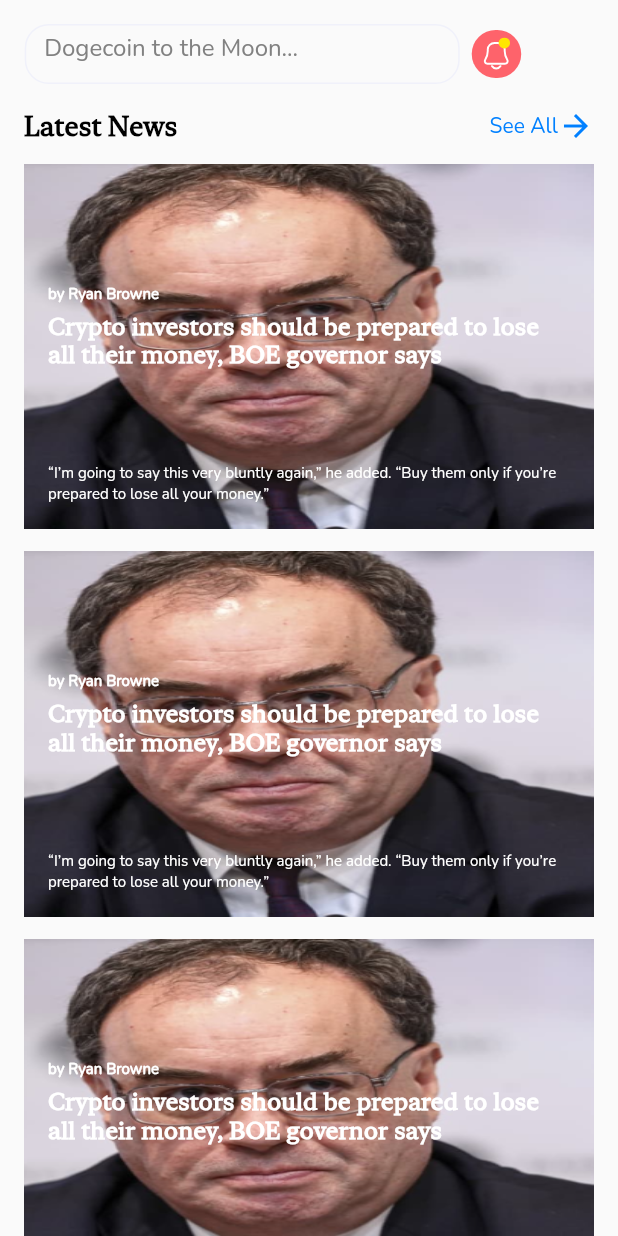
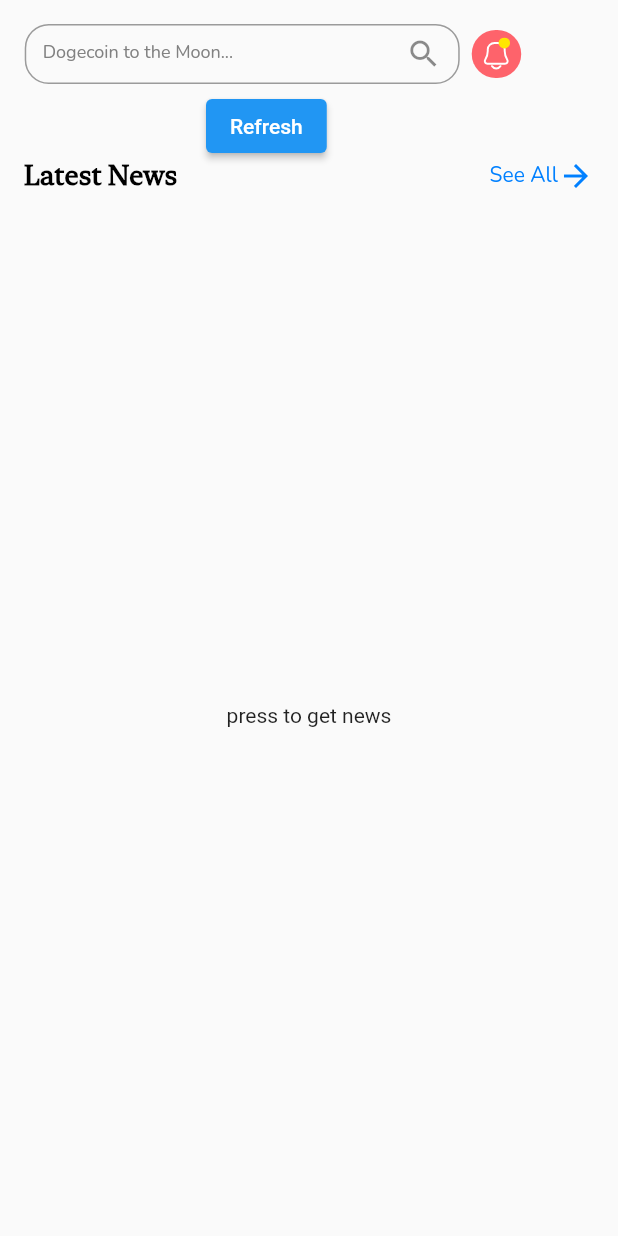
Before and after one commit to AhmedEmad66/News-App, a Flutter app: the screen it shows after launch, on a phone screen of 412 x 824 dp. Run offline on Flutter 3.47's test engine with Material 2 defaults, Android fonts, the phone set to English and light mode, and no system bars; our stand-ins replace bloc, flutter_bloc, flutter_svg.

Commit message:
fetching data from api

```diff
--- /dev/null
+++ b/lib/Data/Cubits/AllNewsCubit/all_news_cubit.dart
@@ -0,0 +1,23 @@
+import 'package:bloc/bloc.dart';
+import 'package:meta/meta.dart';
+import 'package:news_app/Data/Repositories/all_news_repo.dart';
+
+import '../../Models/all_news/all_news.dart';
+
+part 'all_news_state.dart';
+
+class AllNewsCubit extends Cubit<AllNewsState> {
+  AllNewsCubit() : super(AllNewsInitial());
+
+  getAllNews() {
+    emit(AllNewsLoading());
+
+    AllNewsRepo().getAllNews().then((value) {
+      if (value != null) {
+        emit(AllNewsSuccess(ourResponse: value));
+      } else {
+        emit(AllNewsError());
+      }
+    });
+  }
+}
--- /dev/null
+++ b/lib/Data/Cubits/AllNewsCubit/all_news_state.dart
@@ -0,0 +1,15 @@
+part of 'all_news_cubit.dart';
+
+@immutable
+abstract class AllNewsState {}
+
+class AllNewsInitial extends AllNewsState {}
+
+class AllNewsLoading extends AllNewsState {}
+
+class AllNewsSuccess extends AllNewsState {
+  final AllNews ourResponse;
+  AllNewsSuccess({required this.ourResponse});
+}
+
+class AllNewsError extends AllNewsState {}
--- /dev/null
+++ b/lib/Data/Models/all_news/all_news.dart
@@ -0,0 +1,37 @@
+import 'package:collection/collection.dart';
+
+import 'article.dart';
+
+class AllNews {
+  String? status;
+  int? totalResults;
+  List<Article>? articles;
+
+  AllNews({this.status, this.totalResults, this.articles});
+
+  factory AllNews.fromJson(Map<String, dynamic> json) => AllNews(
+        status: json['status'] as String?,
+        totalResults: json['totalResults'] as int?,
+        articles: (json['articles'] as List<dynamic>?)
+            ?.map((e) => Article.fromJson(e as Map<String, dynamic>))
+            .toList(),
+      );
+
+  Map<String, dynamic> toJson() => {
+        'status': status,
+        'totalResults': totalResults,
+        'articles': articles?.map((e) => e.toJson()).toList(),
+      };
+
+  @override
+  bool operator ==(Object other) {
+    if (identical(other, this)) return true;
+    if (other is! AllNews) return false;
+    final mapEquals = const DeepCollectionEquality().equals;
+    return mapEquals(other.toJson(), toJson());
+  }
+
+  @override
+  int get hashCode =>
+      status.hashCode ^ totalResults.hashCode ^ articles.hashCode;
+}
--- a/lib/main.dart
+++ b/lib/main.dart
@@ -1,5 +1,7 @@
 import 'package:flutter/material.dart';
-import 'package:weather_app/screens/home_page.dart';
+import 'package:flutter_bloc/flutter_bloc.dart';
+import 'package:news_app/Data/Cubits/AllNewsCubit/all_news_cubit.dart';
+import 'package:news_app/screens/home_page.dart';
 
 void main() {
   runApp(const MyApp());
@@ -10,9 +12,16 @@ class MyApp extends StatelessWidget {
 
   @override
   Widget build(BuildContext context) {
-    return  MaterialApp(
-      debugShowCheckedModeBanner: false,
-      home: HomePage(),
+    return MultiBlocProvider(
+      providers: [
+        BlocProvider(
+          create: (context) => AllNewsCubit(),
+        ),
+      ],
+      child: MaterialApp(
+        debugShowCheckedModeBanner: false,
+        home: HomePage(),
+      ),
     );
   }
 }
--- a/lib/screens/home_page.dart
+++ b/lib/screens/home_page.dart
@@ -1,22 +1,16 @@
 import 'package:flutter/material.dart';
+import 'package:flutter_bloc/flutter_bloc.dart';
 import 'package:flutter_svg/svg.dart';
+import 'package:news_app/Data/Cubits/AllNewsCubit/all_news_cubit.dart';
+import 'package:news_app/Data/Models/all_news/all_news.dart';
 
 import '../res/my_colors.dart';
 import '../res/my_strings.dart';
 import 'details_page.dart';
 
 class HomePage extends StatelessWidget {
-  HomePage({super.key});
-  List<String> info = [
-    "",
-    "",
-    "",
-    "",
-    "",
-    "",
-    "",
-    "",
-  ];
+  const HomePage({super.key});
+
   @override
   Widget build(BuildContext context) {
     final size = MediaQuery.of(context).size;
@@ -25,39 +19,206 @@ class HomePage extends StatelessWidget {
         body: Stack(
           children: [
             Positioned(
+              top: 130,
+              left: 16,
+              right: 16,
+              bottom: 0,
+              child: BlocBuilder<AllNewsCubit, AllNewsState>(
+                builder: (context, state) {
+                  if (state is AllNewsInitial) {
+                    return Positioned(
+                        top: size.height / 2,
+                        left: size.width / 3,
+                        child: const Center(
+                          child: Text("press to get news"),
+                        ));
+                  } else if (state is AllNewsLoading) {
+                    return Positioned(
+                        top: size.height / 2,
+                        left: size.width / 2,
+                        child: const Center(
+                          child: CircularProgressIndicator(),
+                        ));
+                  } else if (state is AllNewsSuccess) {
+                    return ListView.builder(
+                      physics: const BouncingScrollPhysics(),
+                      itemCount: state.ourResponse.articles!.length,
+                      itemBuilder: (context, index) {
+                        return InkWell(
+                          onTap: () {
+                            Navigator.push(
+                                context,
+                                MaterialPageRoute(
+                                    builder: (context) => DetailsPage(
+                                          articleContent: state
+                                                      .ourResponse
+                                                      .articles![index]
+                                                      .content ==
+                                                  null
+                                              ? ""
+                                              : state.ourResponse
+                                                  .articles![index].content!,
+                                          articleImage: state
+                                                      .ourResponse
+                                                      .articles![index]
+                                                      .urlToImage ==
+                                                  null
+                                              ? "https://th.bing.com/th/id/OIP.eqAifC8QFEN9ccPaVVNNsQHaEK?pid=ImgDet&rs=1"
+                                              : state.ourResponse
+                                                  .articles![index].urlToImage!,
+                                          articleAuthor: state.ourResponse.articles![index]
+                                                    .author ==
+                                                null
+                                            ? ''
+                                            : "Published by: ${state.ourResponse.articles![index].author}",
+                                          articlePublishDate: state
+                                                      .ourResponse
+                                                      .articles![index]
+                                                      .publishedAt ==
+                                                  null
+                                              ? ""
+                                              : state.ourResponse
+                                                  .articles![index].publishedAt!,
+                                        )));
+                          },
+                          child: Container(
+                            margin: const EdgeInsets.only(
+                              bottom: 15,
+                            ),
+                            width: double.infinity,
+                            height: size.height * 240 / 812,
+                            decoration: BoxDecoration(
+                                borderRadius: BorderRadius.circular(30),
+                                color:
+                                    const Color.fromARGB(123, 232, 232, 232)),
+                            child: Stack(
+                              children: [
+                                ClipRRect(
+                                  borderRadius: BorderRadius.circular(30),
+                                  child: Image.network(
+                                    state.ourResponse.articles![index]
+                                                .urlToImage ==
+                                            null
+                                        ? "https://th.bing.com/th/id/OIP.eqAifC8QFEN9ccPaVVNNsQHaEK?pid=ImgDet&rs=1"
+                                        : state.ourResponse.articles![index]
+                                            .urlToImage!,
+                                    width: double.infinity,
+                                    height: size.height * 240 / 812,
+                                    fit: BoxFit.cover,
+                                  ),
+                                ),
+                                Positioned(
+                                  top: 80,
+                                  left: 16,
+                                  right: 16,
+                                  child: Column(
+                                    crossAxisAlignment:
+                                        CrossAxisAlignment.start,
+                                    children: [
+                                      Text(
+                                        state.ourResponse.articles![index]
+                                                    .author ==
+                                                null
+                                            ? ''
+                                            : "By: ${state.ourResponse.articles![index].author}",
+                                        style: const TextStyle(
+                                          fontFamily: "Nunito",
+                                          backgroundColor:
+                                              Color.fromARGB(113, 0, 0, 0),
+                                          color: Colors.white,
+                                          fontSize: 10,
+                                          fontWeight: FontWeight.w800,
+                                        ),
+                                      ),
+                                      const SizedBox(
+                                        height: 5,
+                                      ),
+                                      Text(
+                                        state.ourResponse.articles![index]
+                                                .title ??
+                                            '',
+                                        style: const TextStyle(
+                                          fontFamily: "NewYorkSmall",
+                                          backgroundColor:
+                                              Color.fromARGB(113, 0, 0, 0),
+                                          color: Colors.white,
+                                          fontSize: 16,
+                                          fontWeight: FontWeight.w700,
+                                        ),
+                                      ),
+                                    ],
+                                  ),
+                                ),
+                                Positioned(
+                                  bottom: 16,
+                                  left: 16,
+                                  right: 16,
+                                  child: Column(
+                                    crossAxisAlignment:
+                                        CrossAxisAlignment.start,
+                                    children: [
+                                      Text(
+                                        state.ourResponse.articles![index]
+                                                .description ??
+                                            '',
+                                        style: const TextStyle(
+                                          fontFamily: "Nunito",
+                                          backgroundColor:
+                                              Color.fromARGB(113, 0, 0, 0),
+                                          color: Colors.white,
+                                          fontSize: 10,
+                                          fontWeight: FontWeight.w400,
+                                        ),
+                                      ),
+                                    ],
+                                  ),
+                                ),
+                              ],
+                            ),
+                          ),
+                        );
+                      },
+                    );
+                  } else {
+                    return Positioned(
+                        top: size.height / 2,
+                        left: size.width / 3,
+                        child: const Center(
+                          child: Text("Error"),
+                        ));
+                  }
+                },
+              ),
+            ),
+            Positioned(
               top: 0,
               child: Padding(
                 padding: EdgeInsets.symmetric(
                   horizontal: size.width * 15 / 375,
                   vertical: 16,
                 ),
-                child: Row(
+                child: Column(
+                  crossAxisAlignment: CrossAxisAlignment.start,
                   children: [
-                    Container(
-                      padding: const EdgeInsets.symmetric(horizontal: 12),
+                    Row(
+                      children: [
+                        SizedBox(
                           width: 290,
                           height: 40,
-                      decoration: BoxDecoration(
-                        borderRadius: BorderRadius.circular(16),
-                        border: Border.all(color: AppColors.kMyGrey),
-                      ),
                           child: TextField(
                             decoration: InputDecoration(
-                          enabledBorder: InputBorder.none,
-                          focusedBorder: InputBorder.none,
+                              border: OutlineInputBorder(
+                                  borderRadius: BorderRadius.circular(16),
+                                  borderSide:
+                                      BorderSide(color: AppColors.kMyGrey)),
                               hintText: AppStrings.kSearchBarHintText,
                               hintStyle: const TextStyle(
                                 color: Color(0xff818181),
                                 fontFamily: "Nunito",
+                                fontSize: 12,
                               ),
                               fillColor: Colors.transparent,
-                          suffix:
-                              // Icon(Icons.search),
-                              SvgPicture.asset(
-                            "assets/icons/SearchIcon.svg",
-                            height: 20,
-                            width: 20,
-                          ),
+                              suffixIcon: const Icon(Icons.search),
                             ),
                           ),
                         ),
@@ -79,10 +240,22 @@ class HomePage extends StatelessWidget {
                         ),
                       ],
                     ),
+                  ],
+                ),
               ),
             ),
             Positioned(
-              top: 72,
+              top: 60,
+              left: size.width / 3,
+              child: ElevatedButton(
+                onPressed: () {
+                  context.read<AllNewsCubit>().getAllNews();
+                },
+                child: const Text("Refresh"),
+              ),
+            ),
+            Positioned(
+              top: 105,
               left: 16,
               right: 16,
               child: Row(
@@ -118,106 +291,6 @@ class HomePage extends StatelessWidget {
                 ],
               ),
             ),
-            Positioned(
-              top: 109,
-              left: 16,
-              right: 16,
-              bottom: 0,
-              child: SingleChildScrollView(
-                physics: const BouncingScrollPhysics(),
-                child: Column(
-                  children: [
-                    for (int i = 0; i < info.length; i++)
-                      InkWell(
-                        onTap: () {
-                          Navigator.push(
-                              context,
-                              MaterialPageRoute(
-                                  builder: (context) => const DetailsPage()));
-                        },
-                        child: Container(
-                          margin: const EdgeInsets.only(
-                            bottom: 15,
-                          ),
-                          width: double.infinity,
-                          height: size.height * 240 / 812,
-                          decoration: BoxDecoration(
-                              // image: DecorationImage(
-                              //     image: AssetImage(
-                              //   "assets/images/BG.png",
-                              // ),),
-                              borderRadius: BorderRadius.circular(8),
-                              color: const Color.fromARGB(123, 232, 232, 232)),
-                          child: Stack(
-                            children: [
-                              Positioned(
-                                right: 0,
-                                left: 0,
-                                top: 0,
-                                bottom: 0,
-                                child: Image.asset(
-                                  "assets/images/BG.png",
-                                  fit: BoxFit.fill,
-                                ),
-                              ),
-                              Positioned(
-                                top: 80,
-                                left: 16,
-                                right: 16,
-                                child: Column(
-                                  crossAxisAlignment: CrossAxisAlignment.start,
-                                  children: const [
-                                    Text(
-                                      "by Ryan Browne",
-                                      style: TextStyle(
-                                        fontFamily: "Nunito",
-                                        color: Colors.white,
-                                        fontSize: 10,
-                                        fontWeight: FontWeight.w800,
-                                      ),
-                                    ),
-                                    SizedBox(
-                                      height: 5,
-                                    ),
-                                    Text(
-                                      "Crypto investors should be prepared to lose all their money, BOE governor says",
-                                      style: TextStyle(
-                                        fontFamily: "NewYorkSmall",
-                                        color: Colors.white,
-                                        fontSize: 16,
-                                        fontWeight: FontWeight.w700,
-                                      ),
-                                    ),
-                                  ],
-                                ),
-                              ),
-                              Positioned(
-                                bottom: 16,
-                                left: 16,
-                                right: 16,
-                                child: Column(
-                                  crossAxisAlignment: CrossAxisAlignment.start,
-                                  children: const [
-                                    Text(
-                                      "“I’m going to say this very bluntly again,” he added. “Buy them only if you’re prepared to lose all your money.”",
-                                      style: TextStyle(
-                                        fontFamily: "Nunito",
-                                        color: Colors.white,
-                                        fontSize: 10,
-                                        fontWeight: FontWeight.w400,
-                                      ),
-                                    ),
-                                  ],
-                                ),
-                              ),
-                            ],
-                          ),
-                        ),
-                      ),
-                  ],
-                ),
-              ),
-            ),
           ],
         ),
       ),
--- a/pubspec.yaml
+++ b/pubspec.yaml
@@ -1,4 +1,4 @@
-name: weather_app
+name: news_app
 description: A new Flutter project.
 # The following line prevents the package from being accidentally published to
 # pub.dev using `flutter pub publish`. This is preferred for private packages.
@@ -36,6 +36,9 @@ dependencies:
   # Use with the CupertinoIcons class for iOS style icons.
   cupertino_icons: ^1.0.2
   flutter_svg: ^2.0.4
+  http: ^0.13.6
+  flutter_bloc: ^8.1.3
+  bloc: ^8.1.2
 
 dev_dependencies:
   flutter_test:
```
Also changed, not shown: lib/Data/Models/all_news/article.dart (added, +68 -0 lines), lib/Data/Models/all_news/source.dart (added, +29 -0 lines), lib/Data/Repositories/all_news_repo.dart (added, +24 -0 lines), lib/screens/details_page.dart (+48 -19 lines), assets/images/bg.jpeg (added), pubspec.lock, 2 other files. Lines whose indentation alone changed are shown as unchanged.
